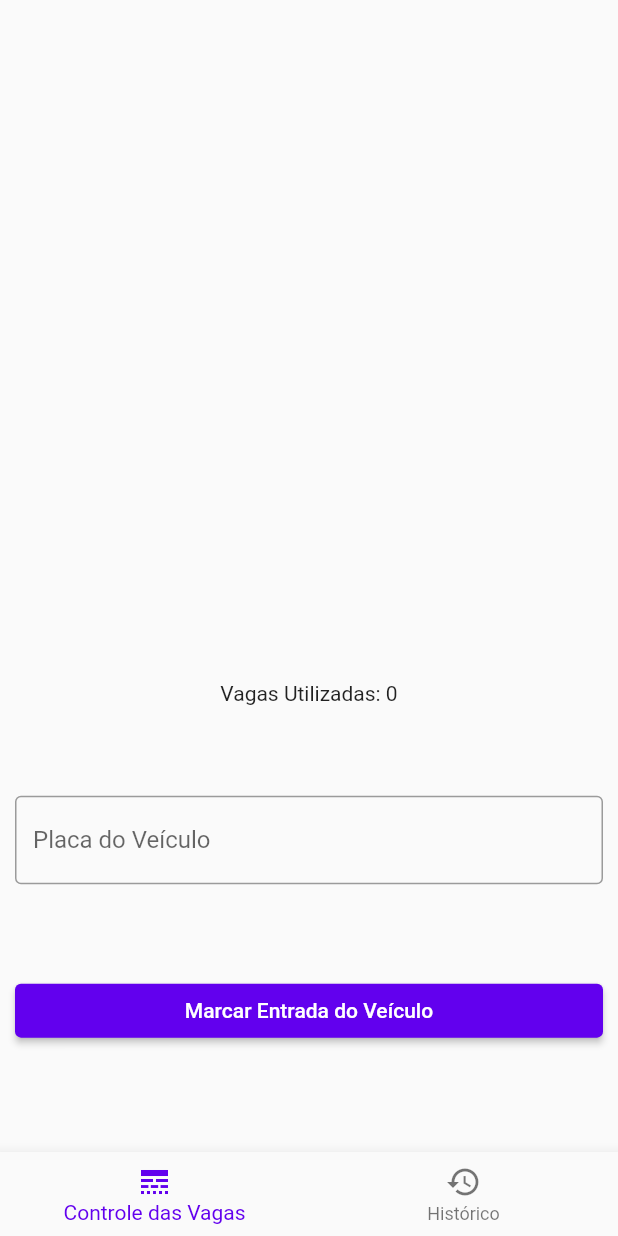
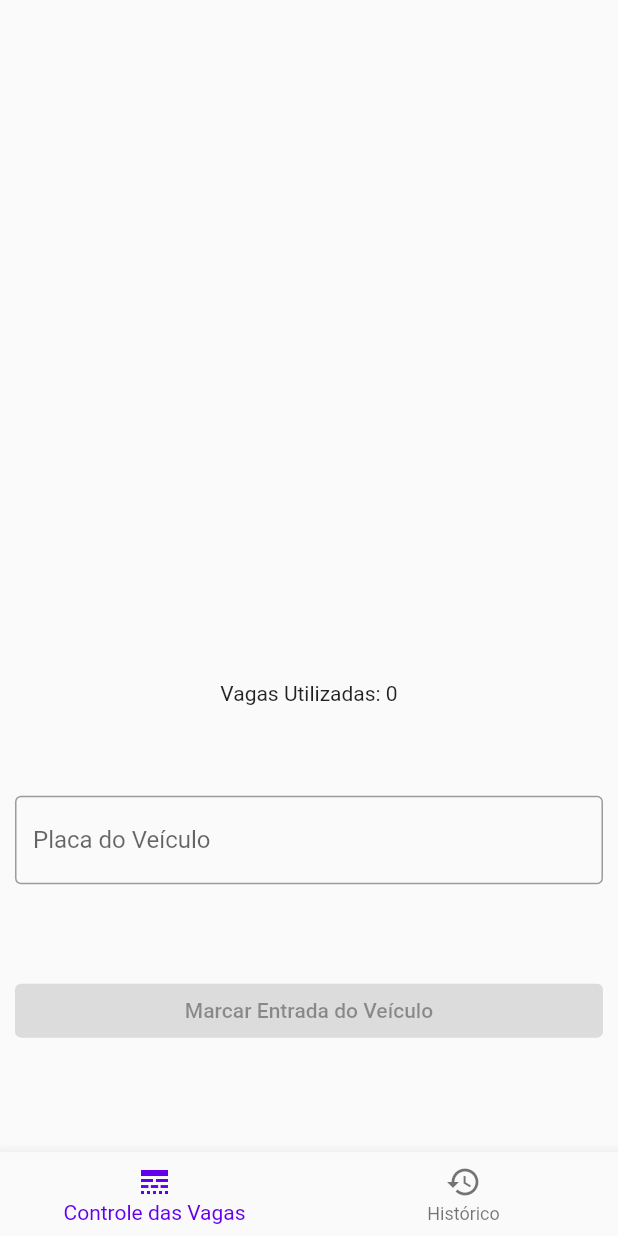
Before and after one commit to mazieri/teste_rarolabs, a Flutter app: the screen it shows after launch, on a phone screen of 412 x 824 dp. Run offline on Flutter 3.47's test engine with Material 2 defaults, Android fonts, the light colour scheme and no system bars; our stand-ins replace flutter_mobx, get_it, mobx; generated files the repository leaves out were written again.

Commit message:
button validation

```diff
--- a/lib/app/views/control_page/control_page.dart
+++ b/lib/app/views/control_page/control_page.dart
@@ -76,16 +76,22 @@
                       border: OutlineInputBorder(),
                     ),
                   ),
-                  ElevatedButton(
-                    onPressed: () {
-                      parkingController.useParkingLot();
-                      parkingController.addToHistoryParkingLot();
-                      textController.clear();
+                  Observer(
+                    builder: (_) {
+                      return ElevatedButton(
+                        onPressed: parkingController.isValidLicense == true
+                            ? () {
+                                parkingController.useParkingLot();
+                                parkingController.addToHistoryParkingLot();
+                                textController.clear();
+                              }
+                            : null,
+                        child: const Center(
+                          child: Text("Marcar Entrada do Veículo"),
+                        ),
+                      );
                     },
-                    child: const Center(
-                      child: Text("Marcar Entrada do Veículo"),
-                    ),
-                  ),
+                  )
                 ],
               ),
             ),
```
